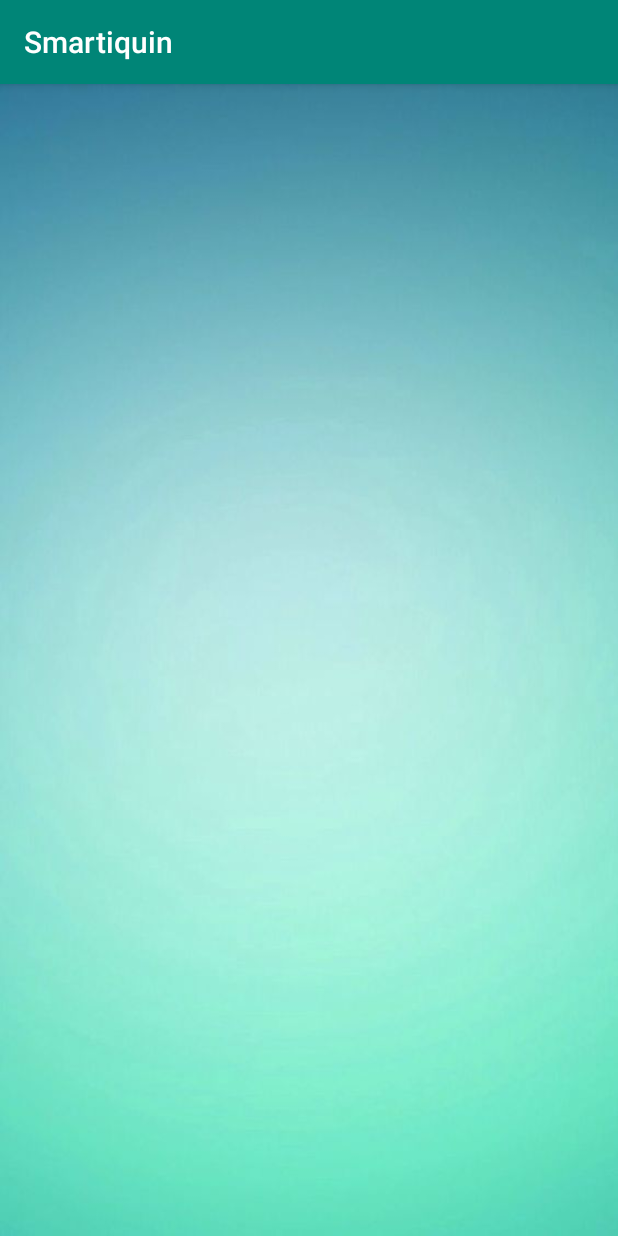
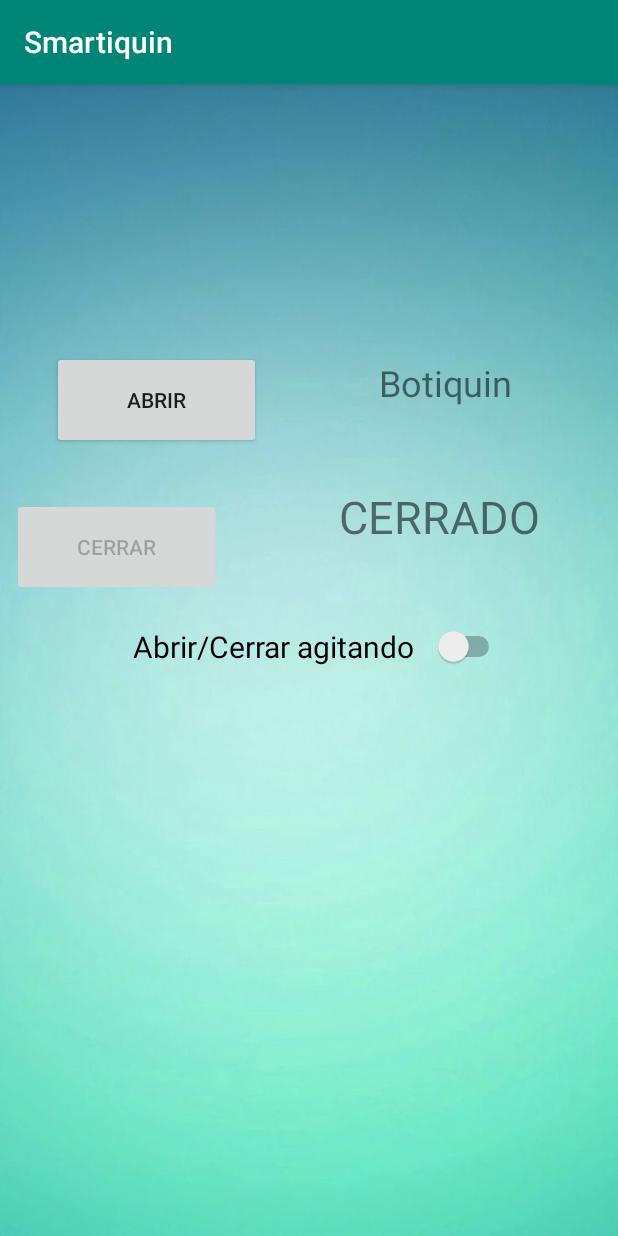
Before and after one commit to giyo08/smartiquin, an Android app: the screen it shows after launch (MainActivity), on a phone screen of 412 x 824 dp. Run offline under Robolectric (Android 15) with nearby library versions, the phone set to English and light mode, and no system bars.

Commit message:
Agregado Funcionalidad Abrir/Cerrar con Botones

```diff
--- a/Android/Smartiquin/app/src/main/java/com/example/smartiquin/MainActivity.java
+++ b/Android/Smartiquin/app/src/main/java/com/example/smartiquin/MainActivity.java
@@ -2,12 +2,104 @@ package com.example.smartiquin;
 
 import android.support.v7.app.AppCompatActivity;
 import android.os.Bundle;
+import android.view.View;
+import android.widget.Button;
+import android.widget.Switch;
+import android.widget.TextView;
+
+///NOTA: AUNQUE PARECE QUE ESTA TODO DESACOMODADO EN LA VISTA , EN MI CELULAR ESTA PERFECTAMENTE ALINEADO XD
+///NO SE PORQUE :)
 
 public class MainActivity extends AppCompatActivity {
+
+    ///Botones, switchs, textViews
+    private Button btnAbrir;
+    private Button btnCerrar;
+    private Switch switchShake;
+    private TextView tvEstBot;
+
+    ///EstadoBotiquin
+    private Boolean estadoBotiquin;
+    private static final Boolean E_ABIERTO = true;
+    private static final Boolean E_CERRADO = false;
+
+    ///String
+    private static final String S_ABIERTO = "ABIERTO";
+    private static final String S_CERRADO = "CERRADO";
+
+    ///Sensores
 
     @Override
     protected void onCreate(Bundle savedInstanceState) {
         super.onCreate(savedInstanceState);
         setContentView(R.layout.activity_main);
+
+        ///Asigno a las variables su correspondiente cosa
+        btnAbrir = findViewById(R.id.buttonAbrir);
+        btnCerrar = findViewById(R.id.buttonCerrar);
+        tvEstBot = findViewById(R.id.textViewEstBot);
+        switchShake = findViewById(R.id.switchShake);
+
+        //Seteo el switch en falso
+        switchShake.setChecked(false);
+
+        ///ACA TENGO QUE SETEAR EN QUE ESTADO ESTA EL BOTIQUIN DEPENDE DE LO QUE ME ENVIE EL ARDUINO
+        ///AHORA PARA PRUEBAS LO PONGO EN CERRADO
+        estadoBotiquin = E_CERRADO;
+
+        ///Seteo como esta el botiquin y habilito/deshabilito botones
+        if(estadoBotiquin == E_ABIERTO){
+            tvEstBot.setText(S_ABIERTO);
+            btnAbrir.setEnabled(false);
+        }
+        else{
+            tvEstBot.setText(S_CERRADO);
+            btnCerrar.setEnabled(false);
+        }
+
     }
+
+    @Override
+    protected void onResume() {
+        super.onResume();
+    }
+
+    @Override
+    protected void onPause() {
+        super.onPause();
+    }
+
+    public void abrirBotiquin(View v){
+
+        ///Valido por las dudas
+        if(estadoBotiquin == E_ABIERTO)
+            return;
+
+        tvEstBot.setText(S_ABIERTO);
+
+        ///ACA DEBERIA MANDAR AL ARDUINO ALGO PARA INDICAR QUE SE ABRA
+
+        ///Habilito/deshabilito botones
+        btnCerrar.setEnabled(true);
+        btnAbrir.setEnabled(false);
+    }
+
+    public void cerrarBotiquin(View v){
+
+        //Valido por las dudas
+        if(estadoBotiquin = E_CERRADO)
+            return;
+
+        tvEstBot.setText(S_CERRADO);
+
+        //ACA DEBERIA MANDAR AL ARDUINO ALGO PARA INDICAR QUE SE CIERRE
+
+        ///Habilito/deshabilito botones
+        btnCerrar.setEnabled(false);
+        btnAbrir.setEnabled(true);
+    }
+
+
+
+
 }
--- a/Android/Smartiquin/app/src/main/res/layout/activity_main.xml
+++ b/Android/Smartiquin/app/src/main/res/layout/activity_main.xml
@@ -5,4 +5,80 @@
     android:layout_width="match_parent"
     android:layout_height="match_parent"
     android:background="@drawable/background"
-    tools:context=".MainActivity" />
+    tools:context=".MainActivity" >
+
+    <Button
+        android:id="@+id/buttonAbrir"
+        android:layout_width="139dp"
+        android:layout_height="65dp"
+        android:layout_marginStart="25dp"
+        android:layout_marginTop="32dp"
+        android:layout_marginEnd="8dp"
+        android:layout_marginBottom="8dp"
+        android:onClick="abrirBotiquin"
+        android:text="@string/btnAbrir"
+        app:layout_constraintBottom_toTopOf="@+id/buttonCerrar"
+        app:layout_constraintEnd_toStartOf="@+id/textViewBot"
+        app:layout_constraintHorizontal_bias="0.529"
+        app:layout_constraintStart_toStartOf="parent"
+        app:layout_constraintTop_toTopOf="parent"
+        app:layout_constraintVertical_bias="0.855" />
+
+    <Button
+        android:id="@+id/buttonCerrar"
+        android:layout_width="139dp"
+        android:layout_height="65dp"
+        android:layout_marginStart="8dp"
+        android:layout_marginBottom="10dp"
+        android:onClick="cerrarBotiquin"
+        android:text="@string/btnCerrar"
+        app:layout_constraintBottom_toTopOf="@+id/switchShake"
+        app:layout_constraintStart_toStartOf="parent" />
+
+    <TextView
+        android:id="@+id/textViewBot"
+        android:layout_width="214dp"
+        android:layout_height="45dp"
+        android:layout_marginTop="32dp"
+        android:layout_marginEnd="8dp"
+        android:layout_marginBottom="8dp"
+        android:text="@string/textViewBotiquin"
+        android:textAlignment="center"
+        android:textSize="24sp"
+        app:layout_constraintBottom_toTopOf="@+id/textViewEstBot"
+        app:layout_constraintEnd_toEndOf="parent"
+        app:layout_constraintTop_toTopOf="parent"
+        app:layout_constraintVertical_bias="0.823" />
+
+    <TextView
+        android:id="@+id/textViewEstBot"
+        android:layout_width="211dp"
+        android:layout_height="73dp"
+        android:layout_marginStart="8dp"
+        android:layout_marginEnd="8dp"
+        android:layout_marginBottom="10dp"
+        android:textAlignment="center"
+        android:textSize="30sp"
+        app:layout_constraintBottom_toTopOf="@+id/switchShake"
+        app:layout_constraintEnd_toEndOf="parent"
+        app:layout_constraintHorizontal_bias="0.857"
+        app:layout_constraintStart_toEndOf="@+id/buttonCerrar" />
+
+    <Switch
+        android:id="@+id/switchShake"
+        android:layout_width="248dp"
+        android:layout_height="47dp"
+        android:layout_marginStart="8dp"
+        android:layout_marginTop="8dp"
+        android:layout_marginEnd="8dp"
+        android:layout_marginBottom="316dp"
+        android:text="@string/switchShake"
+        android:textSize="20sp"
+        app:layout_constraintBottom_toBottomOf="parent"
+        app:layout_constraintEnd_toEndOf="parent"
+        app:layout_constraintHorizontal_bias="0.545"
+        app:layout_constraintStart_toStartOf="parent"
+        app:layout_constraintTop_toTopOf="parent"
+        app:layout_constraintVertical_bias="0.865" />
+
+</android.support.constraint.ConstraintLayout>
--- a/Android/Smartiquin/app/src/main/res/values/strings.xml
+++ b/Android/Smartiquin/app/src/main/res/values/strings.xml
@@ -1,3 +1,7 @@
 <resources>
     <string name="app_name">Smartiquin</string>
+    <string name="btnAbrir">Abrir</string>
+    <string name="btnCerrar">Cerrar</string>
+    <string name="switchShake">Abrir/Cerrar agitando</string>
+    <string name="textViewBotiquin">Botiquin</string>
 </resources>
```
